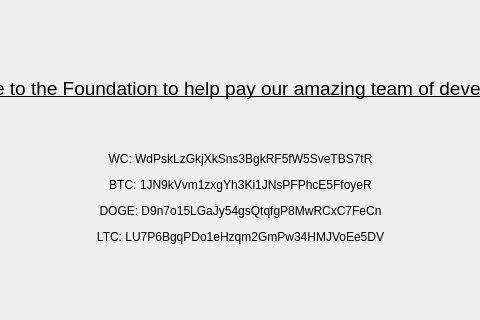
evilgenieent/Whitecoin, file src/qt/forms/poolbrowser.ui: the form before one commit; both pictures show x 141 to 621 and y 161 to 481 of the 795 by 648 pixel window.
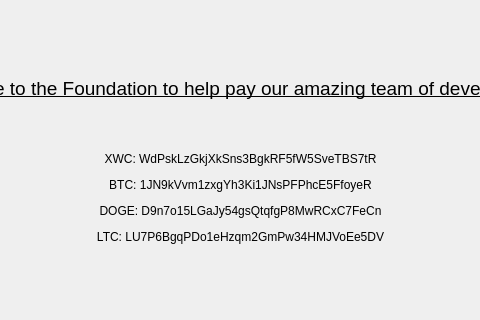
The form after the commit.

```diff
--- a/src/qt/forms/poolbrowser.ui
+++ b/src/qt/forms/poolbrowser.ui
@@ -40,7 +40,7 @@
          <item row="0" column="0">
           <widget class="QLabel" name="label">
            <property name="text">
-            <string>&lt;html&gt;&lt;head/&gt;&lt;body&gt;&lt;p align=&quot;center&quot;&gt;&lt;span style=&quot; font-size:14pt; text-decoration: underline;&quot;&gt;Donate to the Foundation to help pay our amazing team of developers:&lt;/span&gt;&lt;/p&gt;&lt;p align=&quot;center&quot;&gt;&lt;br/&gt;&lt;/p&gt;&lt;p align=&quot;center&quot;&gt;WC: WdPskLzGkjXkSns3BgkRF5fW5SveTBS7tR&lt;/p&gt;&lt;p align=&quot;center&quot;&gt;BTC: 1JN9kVvm1zxgYh3Ki1JNsPFPhcE5FfoyeR&lt;/p&gt;&lt;p align=&quot;center&quot;&gt;DOGE: D9n7o15LGaJy54gsQtqfgP8MwRCxC7FeCn&lt;/p&gt;&lt;p align=&quot;center&quot;&gt;LTC: LU7P6BgqPDo1eHzqm2GmPw34HMJVoEe5DV&lt;/p&gt;&lt;/body&gt;&lt;/html&gt;</string>
+            <string>&lt;html&gt;&lt;head/&gt;&lt;body&gt;&lt;p align=&quot;center&quot;&gt;&lt;span style=&quot; font-size:14pt; text-decoration: underline;&quot;&gt;Donate to the Foundation to help pay our amazing team of developers:&lt;/span&gt;&lt;/p&gt;&lt;p align=&quot;center&quot;&gt;&lt;br/&gt;&lt;/p&gt;&lt;p align=&quot;center&quot;&gt;XWC: WdPskLzGkjXkSns3BgkRF5fW5SveTBS7tR&lt;/p&gt;&lt;p align=&quot;center&quot;&gt;BTC: 1JN9kVvm1zxgYh3Ki1JNsPFPhcE5FfoyeR&lt;/p&gt;&lt;p align=&quot;center&quot;&gt;DOGE: D9n7o15LGaJy54gsQtqfgP8MwRCxC7FeCn&lt;/p&gt;&lt;p align=&quot;center&quot;&gt;LTC: LU7P6BgqPDo1eHzqm2GmPw34HMJVoEe5DV&lt;/p&gt;&lt;/body&gt;&lt;/html&gt;</string>
            </property>
           </widget>
          </item>
```
